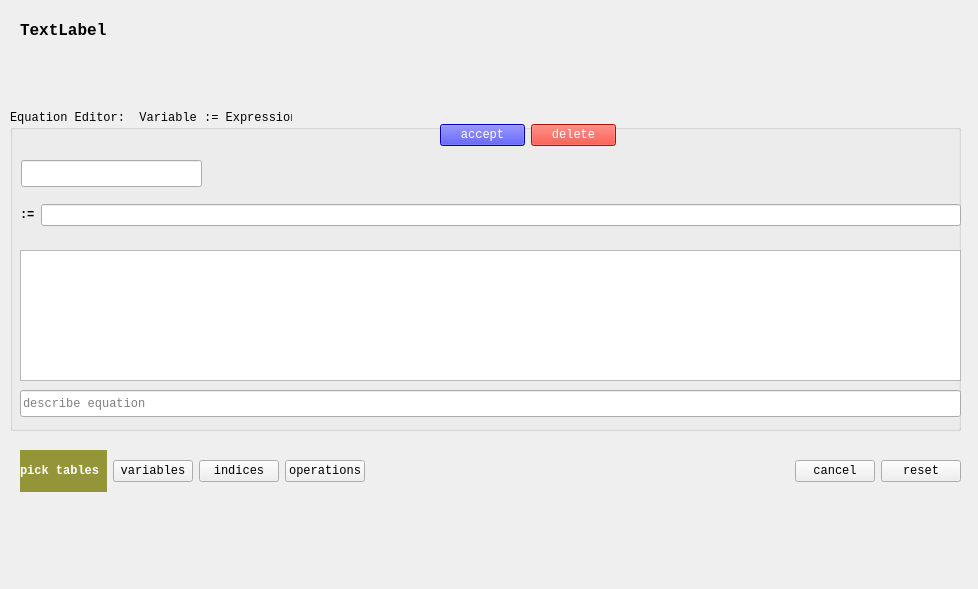
The window that OntologyEquationEditor/ui_equations.ui (heinz-preisig/ProMo-packages-OntologyBuilder) describes before a commit, drawn with Qt 5.
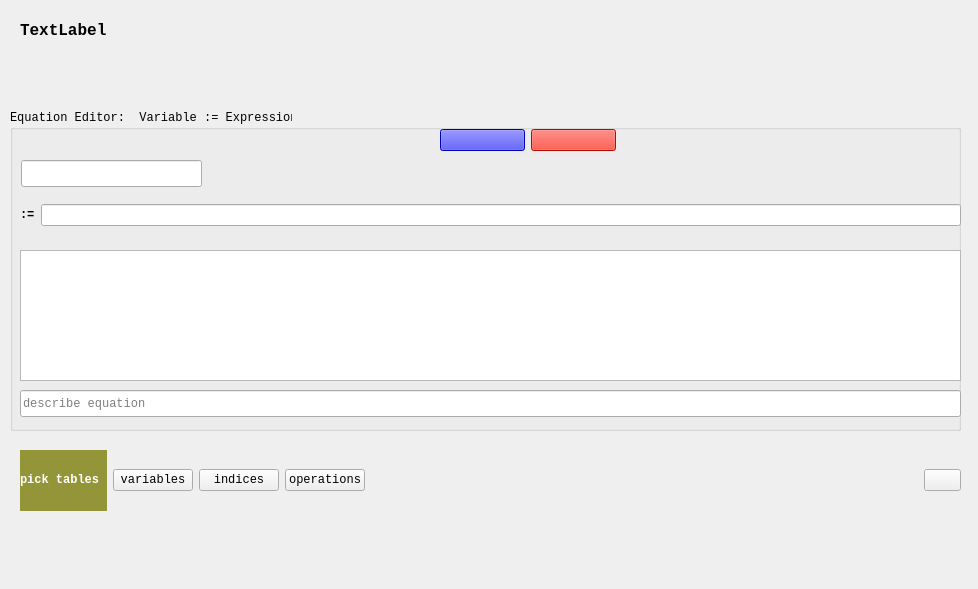
The same window after the commit.

What changed in the file:
```diff
--- a/OntologyEquationEditor/ui_equations.ui
+++ b/OntologyEquationEditor/ui_equations.ui
@@ -56,9 +56,9 @@
     <property name="geometry">
      <rect>
       <x>430</x>
-      <y>10</y>
+      <y>0</y>
       <width>178</width>
-      <height>30</height>
+      <height>61</height>
      </rect>
     </property>
     <layout class="QHBoxLayout" name="horizontalLayout_2">
@@ -84,7 +84,7 @@
 color :rgb(255, 255, 255)</string>
        </property>
        <property name="text">
-        <string>accept</string>
+        <string/>
        </property>
       </widget>
      </item>
@@ -107,7 +107,7 @@
 color:rgb(255, 255, 255)</string>
        </property>
        <property name="text">
-        <string>delete</string>
+        <string/>
        </property>
       </widget>
      </item>
@@ -210,7 +210,7 @@
      <x>20</x>
      <y>450</y>
      <width>941</width>
-     <height>42</height>
+     <height>61</height>
     </rect>
    </property>
    <layout class="QHBoxLayout" name="horizontalLayout_4">
@@ -289,17 +289,7 @@
          <string>reset closes equation editor clears alias table</string>
         </property>
         <property name="text">
-         <string>cancel</string>
-        </property>
-       </widget>
-      </item>
-      <item>
-       <widget class="QPushButton" name="pushResetInterface">
-        <property name="toolTip">
-         <string>reset closes equation editor clears alias table</string>
-        </property>
-        <property name="text">
-         <string>reset</string>
+         <string/>
         </property>
        </widget>
       </item>
```
Left out of the diff: 3 changed lines with no effect on the pictures.
